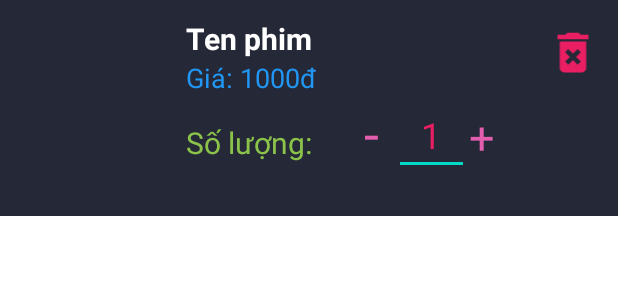
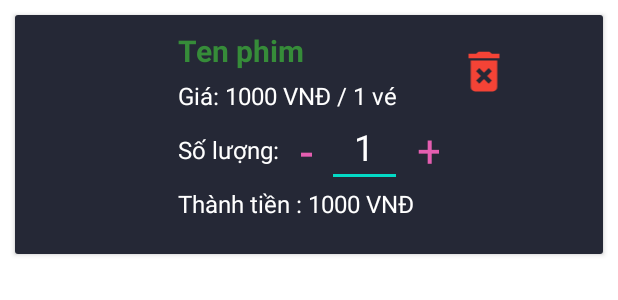
Before and after one commit to hvson03/movie_management_app, an Android app: the layout item_khachhang_datve.xml on its own in the app's theme, with its tools: preview values and no code run, on a phone screen of 412 x 824 dp. Shown: the top 300 px of the screen. Run offline under Robolectric (Android 15) with nearby library versions, the phone set to English and light mode, and no system bars.

Commit message:
sua giao dien gio hang

```diff
--- a/app/src/main/java/com/example/android_ck/khachhang/CartFragment.java
+++ b/app/src/main/java/com/example/android_ck/khachhang/CartFragment.java
@@ -54,8 +54,8 @@ public class CartFragment extends Fragment {
         SharedPreferences sharedPreferences = getActivity().getSharedPreferences("myPrefs", MODE_PRIVATE);
         tentaikhoan = sharedPreferences.getString("tentaikhoan", "");
 
-        txt_tongtien = view.findViewById(R.id.txt_khachhang_datve_tongtien);
-        txt_tongtien.setText(String.valueOf("Tổng tiền: " + myDB.getTongTienGioHang(tentaikhoan)) + " VNĐ");
+//        txt_tongtien = view.findViewById(R.id.txt_khachhang_datve_tongtien);
+//        txt_tongtien.setText(String.valueOf("Tổng tiền: " + myDB.getTongTienGioHang(tentaikhoan)) + " VNĐ");
 
         recyclerView = view.findViewById(R.id.recyclerViewDatVe);
         btn_datmua = view.findViewById(R.id.btn_khachhang_datve_datmua);
--- a/app/src/main/res/layout/item_khachhang_datve.xml
+++ b/app/src/main/res/layout/item_khachhang_datve.xml
@@ -4,35 +4,43 @@
     xmlns:tools="http://schemas.android.com/tools"
     android:layout_width="match_parent"
     android:layout_height="wrap_content"
-    android:layout_marginBottom="12dp"
-    android:background="#252836"
+
     android:orientation="vertical"
-    android:paddingTop="12dp"
-    android:paddingBottom="12dp">
+
+    >
+
+    <androidx.cardview.widget.CardView
+        android:layout_width="match_parent"
+
+        android:layout_margin="10dp"
+        android:layout_height="match_parent" >
 
         <LinearLayout
             android:layout_width="match_parent"
             android:layout_height="match_parent"
-        android:orientation="horizontal">
+            android:orientation="horizontal"
+            android:background="#252836"
+            android:padding="10dp">
 
             <ImageView
                 android:id="@+id/img_khachhang_datve_anhphim"
-            android:layout_width="100dp"
-            android:layout_height="120dp"
-            android:layout_marginStart="12dp" />
+                android:layout_width="83dp"
+                android:layout_height="139dp"
+                android:scaleType="centerCrop" />
 
             <LinearLayout
-            android:layout_width="250dp"
-            android:layout_height="match_parent"
+                android:layout_width="174dp"
+                android:layout_height="wrap_content"
+                android:layout_marginLeft="15dp"
+                android:layout_marginRight="10dp"
                 android:orientation="vertical">
 
                 <TextView
                     android:id="@+id/txt_khachhang_datve_tenphim"
                     android:layout_width="wrap_content"
                     android:layout_height="wrap_content"
-                android:layout_marginStart="12dp"
                     android:text="Ten phim"
-                android:textColor="@color/white"
+                    android:textColor="#368C39"
                     android:textSize="20dp"
                     android:textStyle="bold" />
 
@@ -40,75 +48,89 @@
                     android:id="@+id/txt_khachhang_datve_giave"
                     android:layout_width="wrap_content"
                     android:layout_height="wrap_content"
-                android:layout_marginStart="12dp"
-                android:text="Giá: 1000đ"
-                android:textColor="#2196F3"
-                android:textSize="18dp" />
+                    android:layout_marginTop="5dp"
+                    android:text="Giá: 1000 VNĐ / 1 vé"
+                    android:textColor="@color/white"
+                    android:textSize="16dp" />
 
                 <LinearLayout
-                android:layout_width="wrap_content"
-                android:layout_height="match_parent"
+                    android:layout_width="match_parent"
+                    android:layout_height="wrap_content"
                     android:orientation="horizontal">
 
                     <TextView
                         android:id="@+id/textView25"
                         android:layout_width="wrap_content"
                         android:layout_height="wrap_content"
-                    android:layout_marginStart="12dp"
+                        android:layout_gravity="center_vertical"
                         android:text="Số lượng: "
-                    android:textColor="#8BC34A"
-                    android:textSize="20dp" />
+                        android:textColor="@color/white"
+                        android:textSize="16dp" />
 
                     <TextView
                         android:id="@+id/txt_khachhang_datve_minus"
-                    android:layout_width="20dp"
+                        android:layout_width="wrap_content"
                         android:layout_height="wrap_content"
+                        android:layout_gravity="center_vertical"
+                        android:layout_marginLeft="10dp"
+                        android:layout_marginRight="10dp"
                         android:layout_weight="1"
                         android:text="-"
-                    android:textSize="36dp"
                         android:textColor="@color/pink"
-                    android:layout_marginStart="30dp" />
+                        android:textSize="36dp" />
 
                     <EditText
                         android:id="@+id/txt_khachhang_datve_soluong"
                         android:layout_width="50dp"
                         android:layout_height="50dp"
-                    android:ems="10"
                         android:inputType="numberSigned"
                         android:text="1"
                         android:textAlignment="center"
-                    android:textColor="#E91E63"
+                        android:textColor="@color/white"
                         android:textSize="24dp" />
 
                     <TextView
                         android:id="@+id/txt_khachhang_datve_plus"
                         android:layout_width="wrap_content"
                         android:layout_height="wrap_content"
+                        android:layout_gravity="center_vertical"
+                        android:layout_marginLeft="10dp"
                         android:layout_weight="1"
-                    android:textSize="30dp"
+                        android:text="+"
                         android:textColor="@color/pink"
-                    android:layout_marginEnd="10dp"
-                    android:text="+" />
+                        android:textSize="30dp" />
 
                 </LinearLayout>
+
+                <TextView
+                    android:id="@+id/textView30"
+                    android:layout_width="wrap_content"
+                    android:layout_height="wrap_content"
+                    android:text="Thành tiền : 1000 VNĐ"
+                    android:textSize="16dp"
+                    android:textColor="@color/white"/>
 
             </LinearLayout>
 
             <LinearLayout
                 android:layout_width="40dp"
-            android:layout_height="match_parent"
+                android:layout_height="wrap_content"
+                android:layout_marginRight="10dp"
                 android:orientation="vertical">
+
                 <ImageView
                     android:id="@+id/img_khachhang_datve_bochon"
                     android:layout_width="match_parent"
                     android:layout_height="35dp"
-                android:layout_marginTop="5dp"
+                    android:layout_marginTop="10dp"
+
                     android:background="#252836"
                     android:src="@drawable/baseline_delete_forever_24"
-                app:tint="#E91E63"/>
+                    app:tint="#F44336" />
 
             </LinearLayout>
 
         </LinearLayout>
+    </androidx.cardview.widget.CardView>
 
 </LinearLayout>
--- a/app/src/main/res/layout/item_khachhang_phim.xml
+++ b/app/src/main/res/layout/item_khachhang_phim.xml
@@ -1,7 +1,7 @@
 <?xml version="1.0" encoding="utf-8"?>
 <LinearLayout xmlns:android="http://schemas.android.com/apk/res/android"
     xmlns:app="http://schemas.android.com/apk/res-auto"
-    android:layout_width="wrap_content"
+    android:layout_width="150dp"
     android:layout_height="wrap_content"
     android:background="@drawable/custom_linearlayout"
     android:layout_marginRight="10dp"
@@ -9,14 +9,14 @@
 
     <ImageView
         android:id="@+id/img_khachhang_home_anhphim"
-        android:layout_width="155dp"
+        android:layout_width="match_parent"
         android:layout_height="199dp"
         android:scaleType="centerCrop"
         app:srcCompat="@drawable/background_gradient_2" />
 
     <TextView
         android:id="@+id/txt_khachhang_home_tenphim"
-        android:layout_width="match_parent"
+        android:layout_width="wrap_content"
         android:layout_height="wrap_content"
         android:layout_gravity="center"
         android:layout_marginTop="10dp"
```
Also changed, not shown: app/src/main/res/layout/fragment_khachhang_giohang.xml (+21 -21 lines). Lines whose indentation alone changed are shown as unchanged.
